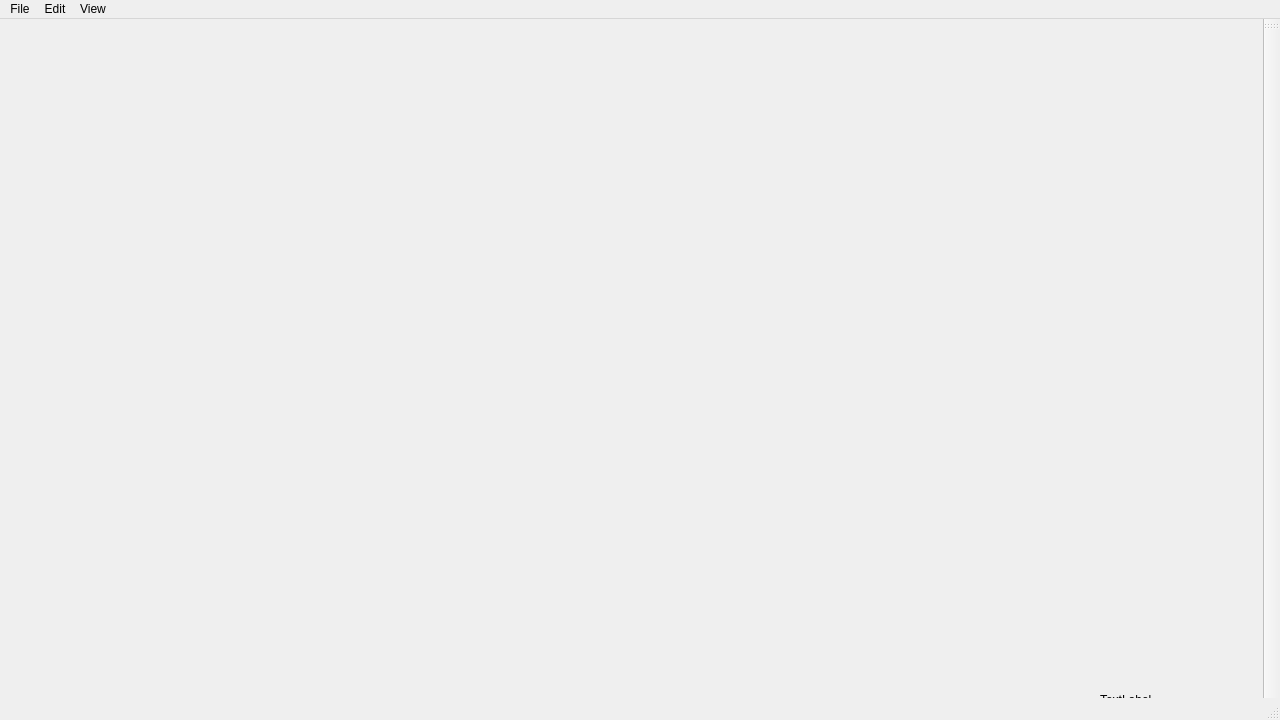
This is mainwindow.ui in michuMM/PaintPlus as Qt 5 draws it before an edit. The edited form follows.
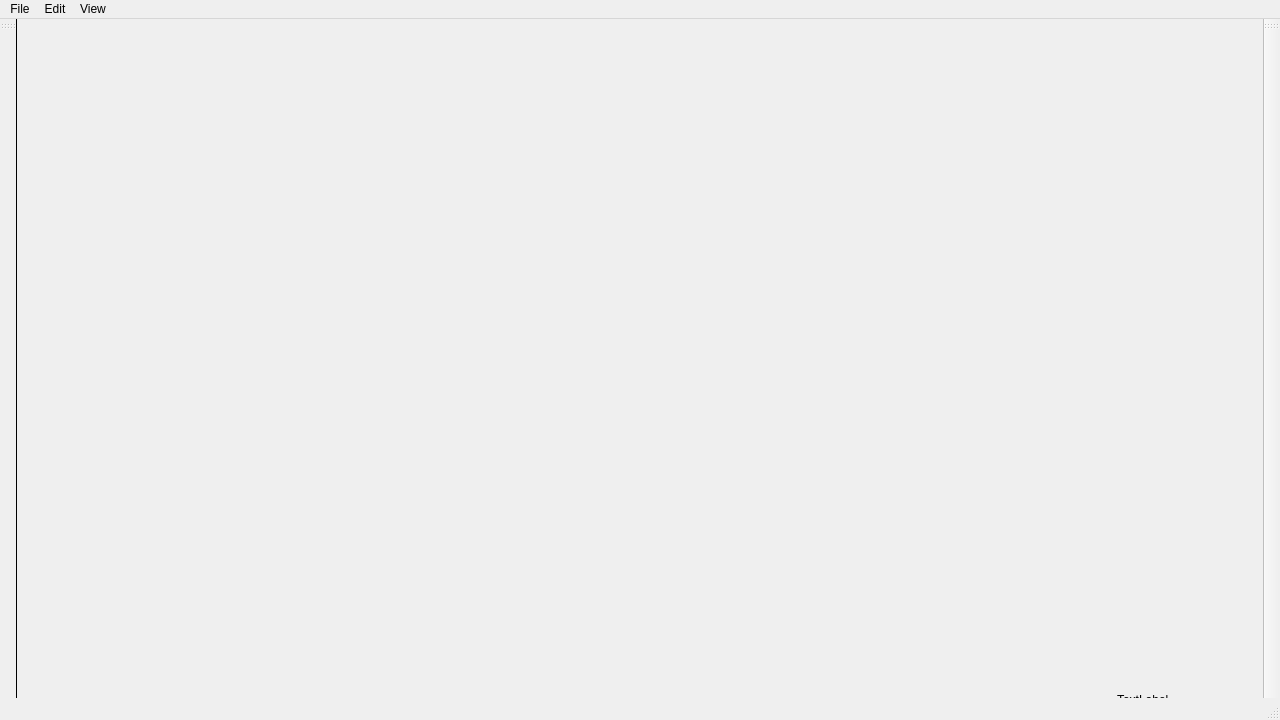
This is the edited form. Icons and pictures are not drawn.

```diff
--- a/mainwindow.ui
+++ b/mainwindow.ui
@@ -16,6 +16,12 @@
   <property name="windowTitle">
    <string>MainWindow</string>
   </property>
+  <property name="styleSheet">
+   <string notr="true">#leftToolBar {
+border: none;
+border-right: 1px solid black;
+}</string>
+  </property>
   <widget class="QWidget" name="centralwidget">
    <widget class="QLabel" name="label">
     <property name="geometry">
@@ -83,6 +89,17 @@
    </attribute>
   </widget>
   <widget class="QStatusBar" name="statusBar"/>
+  <widget class="QToolBar" name="leftToolBar">
+   <property name="windowTitle">
+    <string>toolBar_2</string>
+   </property>
+   <attribute name="toolBarArea">
+    <enum>LeftToolBarArea</enum>
+   </attribute>
+   <attribute name="toolBarBreak">
+    <bool>false</bool>
+   </attribute>
+  </widget>
   <action name="actionNew">
    <property name="icon">
     <iconset resource="Res.qrc">
```
Left out of the diff: 6 changed lines with no effect on the pictures.
